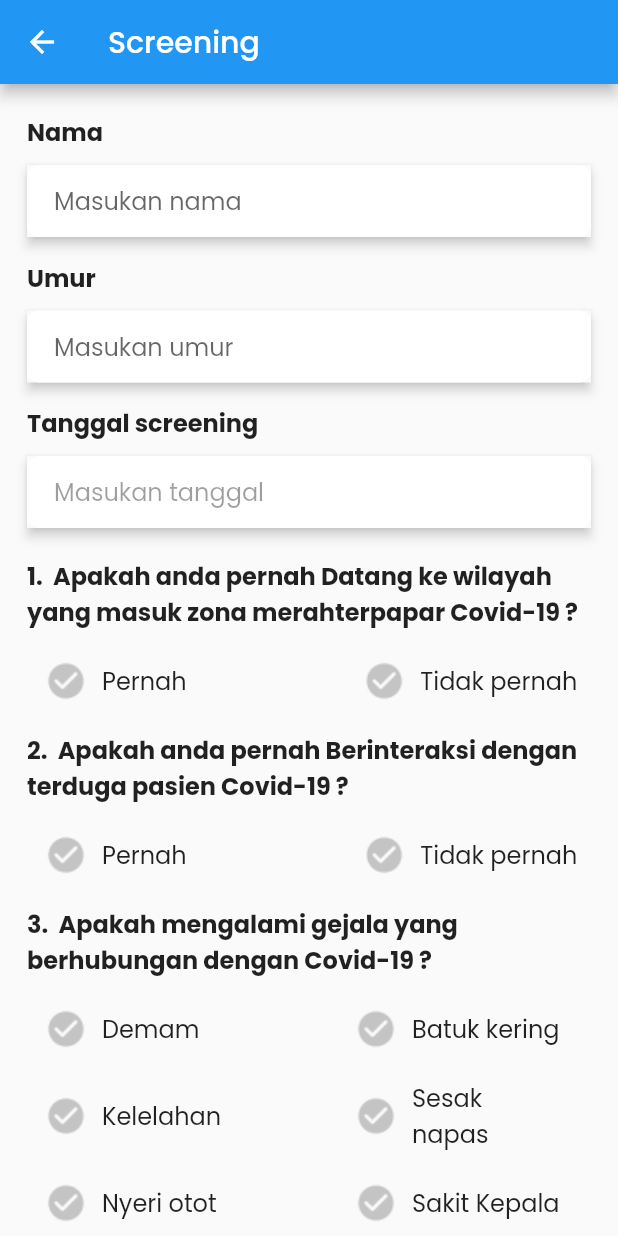
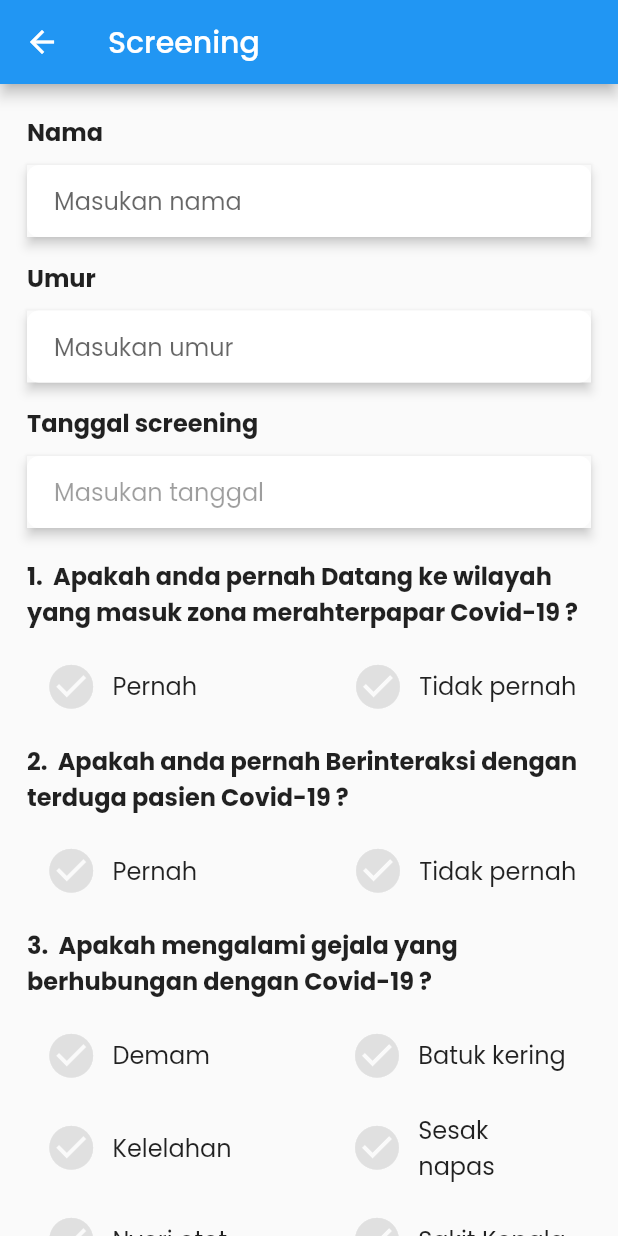
Before and after one commit to fahronona/sinpeman-covid-19, a Flutter app: the ScreeningPage screen opened directly, on a phone screen of 412 x 824 dp. Run offline on Flutter 3.47's test engine with Material 2 defaults, Android fonts, the light colour scheme and no system bars; our stand-ins replace flutter_bloc, google_fonts.

Commit message:
screening page edit

```diff
--- a/lib/components/option_com.dart
+++ b/lib/components/option_com.dart
@@ -29,8 +29,16 @@ class _OptionCompState extends State<OptionComp> {
             },
             child: Container(
               child: pernah == false
-                  ? Image.asset("assets/no.png")
-                  : Image.asset("assets/yes.png"),
+                  ? Icon(
+                      Icons.check_circle,
+                      color: Colors.grey[300],
+                      size: 35,
+                    )
+                  : const Icon(
+                      Icons.check_circle,
+                      color: Colors.blue,
+                      size: 35,
+                    ),
               color: Colors.transparent,
             ),
           ),
@@ -43,7 +51,7 @@ class _OptionCompState extends State<OptionComp> {
                 fontWeight: FontWeight.normal,
               )),
           SizedBox(
-            width: MediaQuery.of(context).size.width / 3.5,
+            width: MediaQuery.of(context).size.width / 4,
           ),
           InkWell(
             onTap: () {
@@ -59,8 +67,16 @@ class _OptionCompState extends State<OptionComp> {
             },
             child: Container(
               child: tidakp == false
-                  ? Image.asset("assets/no.png")
-                  : Image.asset("assets/yes.png"),
+                  ? Icon(
+                      Icons.check_circle,
+                      color: Colors.grey[300],
+                      size: 35,
+                    )
+                  : const Icon(
+                      Icons.check_circle,
+                      color: Colors.blue,
+                      size: 35,
+                    ),
               color: Colors.transparent,
             ),
           ),
@@ -122,8 +138,16 @@ class _OptionSingleState extends State<OptionSingle> {
             },
             child: Container(
               child: pernah == false
-                  ? Image.asset("assets/no.png")
-                  : Image.asset("assets/yes.png"),
+                  ? Icon(
+                      Icons.check_circle,
+                      color: Colors.grey[300],
+                      size: 35,
+                    )
+                  : const Icon(
+                      Icons.check_circle,
+                      color: Colors.blue,
+                      size: 35,
+                    ),
               color: Colors.transparent,
             ),
           ),
@@ -140,7 +164,7 @@ class _OptionSingleState extends State<OptionSingle> {
                 )),
           ),
           SizedBox(
-            width: MediaQuery.of(context).size.width / 6,
+            width: MediaQuery.of(context).size.width / 7,
           ),
           InkWell(
             onTap: () {
@@ -156,8 +180,16 @@ class _OptionSingleState extends State<OptionSingle> {
             },
             child: Container(
               child: pernah2 == false
-                  ? Image.asset("assets/no.png")
-                  : Image.asset("assets/yes.png"),
+                  ? Icon(
+                      Icons.check_circle,
+                      color: Colors.grey[300],
+                      size: 35,
+                    )
+                  : const Icon(
+                      Icons.check_circle,
+                      color: Colors.blue,
+                      size: 35,
+                    ),
               color: Colors.transparent,
             ),
           ),
```
